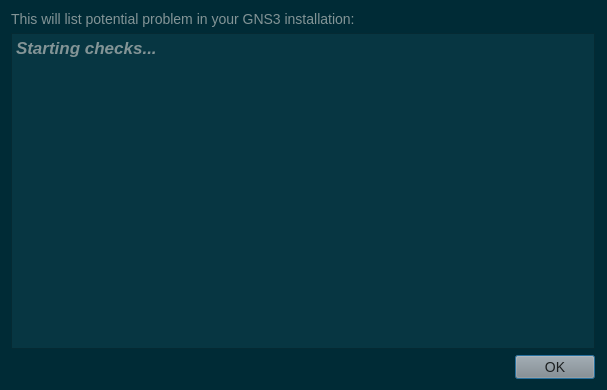
Old version of the form gns3-gui-2.1.4/gns3/ui/doctor_dialog.ui in the repository n3oxmind/gns3theme.
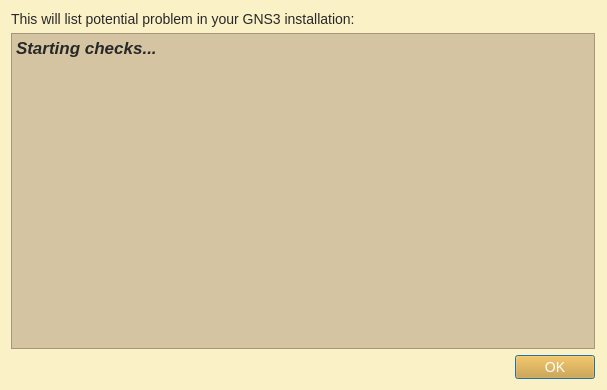
New version of the form.

Patch:
```diff
--- a/gns3-gui-2.1.4/gns3/ui/doctor_dialog.ui
+++ b/gns3-gui-2.1.4/gns3/ui/doctor_dialog.ui
@@ -18,27 +18,26 @@
   </property>
   <property name="styleSheet">
    <string notr="true">QWidget{
-	background-color: #002b36;
+	background-color: #fbf1c7;
 }
 QMenuBar::item{
-	background-color: #002b36;
+	background-color: #fbf1c7;
 }
 QDockWidget::title{
-	background: #073642;
+	background: #d5c4a1;
 	padding-left: 5px;
 }
 QDockWidget, QMenuBar{
-    color: #839496;
+    color: #282828;
     font: bold 14px;
 }
 QTextEdit, QPlainTextEdit, QLineEdit, QSpinBox, QComboBox {
-  background-color: #073642;
-  font: 13px;
-  color: #839496;
+  background-color: #d5c4a1;
+  color: #282828;
 }
 QTextEdit#uiConsoleTextEdit {
-  background-color: #002b36;
-  color: #839496;
+  background-color: #fbf1c7;
+  color: #282828;
   font: 13px;
 }
 QTabWidget {
@@ -46,84 +45,84 @@
 	border-top: 2px;
 }
 QTabBar::tab {
-    background: #073642;
-    color: #839496;
+    background: #d5c4a1;
+    color: #282828;
     min-width: 8ex;
     padding: 2px;
 	border-top-right-radius: 6px;
 	border-top-left-radius: 6px;
 }
 QTabBar::tab:selected {
-    background: #8a8a8a;
-	color: #1d2021;
+    background: #458588;
+	color: #FFFFFF;
 }
 QGroupBox {
-    color: #808080;
+    color: #076678;
     font: 14px;
     padding: 15px;
     border-style: none;
 }
 QMainWindow::separator {
-	background: #073642;
+	background: #d5c4a1;
 	width: 1px;
 	height: 1px;
 }
 QComboBox {
-	selection-background-color: #d75f00;
-	selection-color: #1c1c1c;
+	selection-background-color: #458588;
+	selection-color: #FFFFFF;
 }
 
 QToolBar{
-	background: #073642;
+	background: #d5c4a1;
 	border: 0px;
 }
 QPushButton {
-	background-color: #8a8a8a;
-    color: #1d2021;
+	background-color: #d79921;
+    color: #FFFFFF;
 	font: 14px;
 }
 QToolButton {
-	background-color: #8a8a8a;
-    color: #1d2021;
+	background-color: #d79921;
+    color: #FFFFFF;
 	font: 14px;
 }
 QTreeWidget, QListWidget {
-	background-color: #002b36;
-	color: #839496;
-    alternate-background-color: #073642;
+	background-color: #fbf1c7;
+	color: #282828;
+    alternate-background-color: #d5c4a1; 
 	font: 14px;
 }
 QTreeWidget#uiTreeWidget {
-	background-color: #073642;
-	color: #839496;
+	background-color: #d5c4a1;
+	color: #282828;
 	font: bold 16px;
 }
 QTreeWidget::item:selected, QTreeWidget::item:hover, QMenu::item:selected,QToolButton::hover,QPushButton::hover,QTabBar::tab:hover {
-	background-color: #d75f00;
-	color: #1c1c1c;
+	background-color: #458588;
+	color: #FFFFFF;
 }
 QMenu {
 	background-color: #002b36;
     color: #839496;
 }
 QLabel {
-	color: #839496;
+	color: #282828;
 	font: 14px;
 }
 QLabel#uiTitleLabel {
-	color: #839496;
+	color: #282828;
 	font: bold 16px;
 }
 
 QAbstractScrollArea::corner {
-    background: #002b36;
+    background: #fbf1c7;
 }
 QScrollBar::handle:horizontal {
-    background: #073642;
+    background: #d5c4a1;
     min-width: 20px;
 }
 QScrollBar::handle:vertical {
-    background: #073642;
+    background: #d5c4a1;
     min-width: 20px;
 }
 QScrollBar:vertical {
@@ -142,12 +141,12 @@
   background: none
 }
 QStatusBar {
-	background-color: #073642;
-	color: #839496;
+	background-color: #d5c4a1;
+	color: #282828;
 }
 
 QRadioButton, QCheckBox {
-  color: #839496;
+  color: #282828;
 }
 QRadioButton::disabled, QCheckBox::disabled {
   color: gray;
```
Left out of the diff: 4 changed lines with no effect on the pictures.
